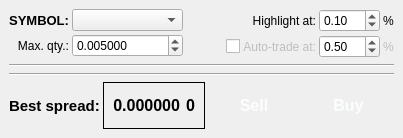
Qt form sources/Strategies/ArbitrationAdvisor/StrategyWindow.ui (alimogh/trdk) before a commit.
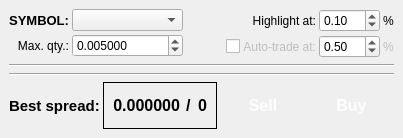
The same form after that commit.

Diff of the .ui file:
```diff
--- a/sources/Strategies/ArbitrationAdvisor/StrategyWindow.ui
+++ b/sources/Strategies/ArbitrationAdvisor/StrategyWindow.ui
@@ -242,6 +242,20 @@
            </property>
           </widget>
          </item>
+         <item>
+          <widget class="QLabel" name="delimiter">
+           <property name="font">
+            <font>
+             <pointsize>12</pointsize>
+             <weight>75</weight>
+             <bold>true</bold>
+            </font>
+           </property>
+           <property name="text">
+            <string>/</string>
+           </property>
+          </widget>
+         </item>
          <item>
           <widget class="QLabel" name="bestSpreadPencentsValue">
            <property name="font">
```
